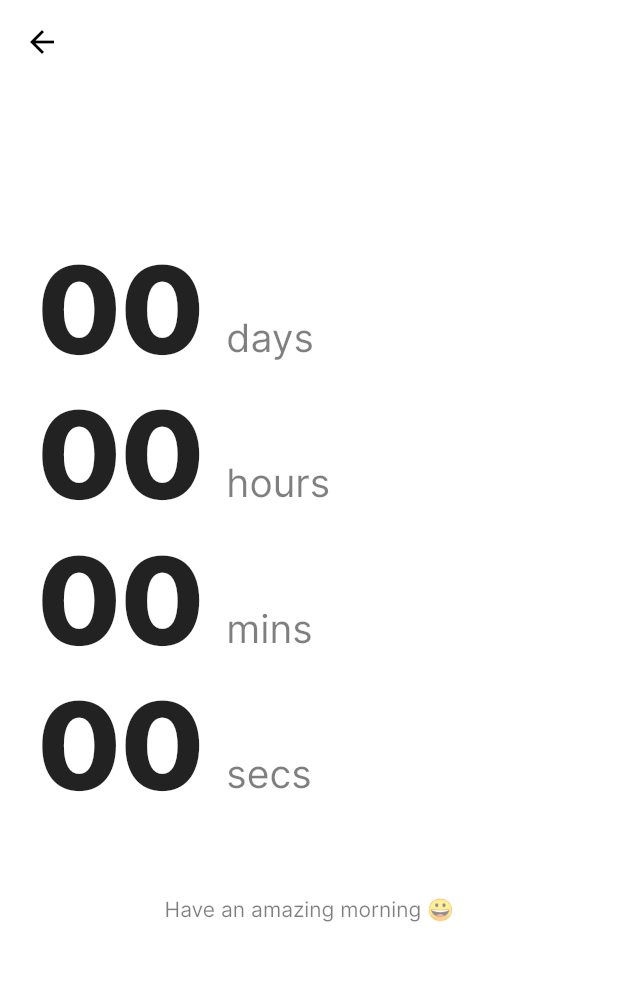
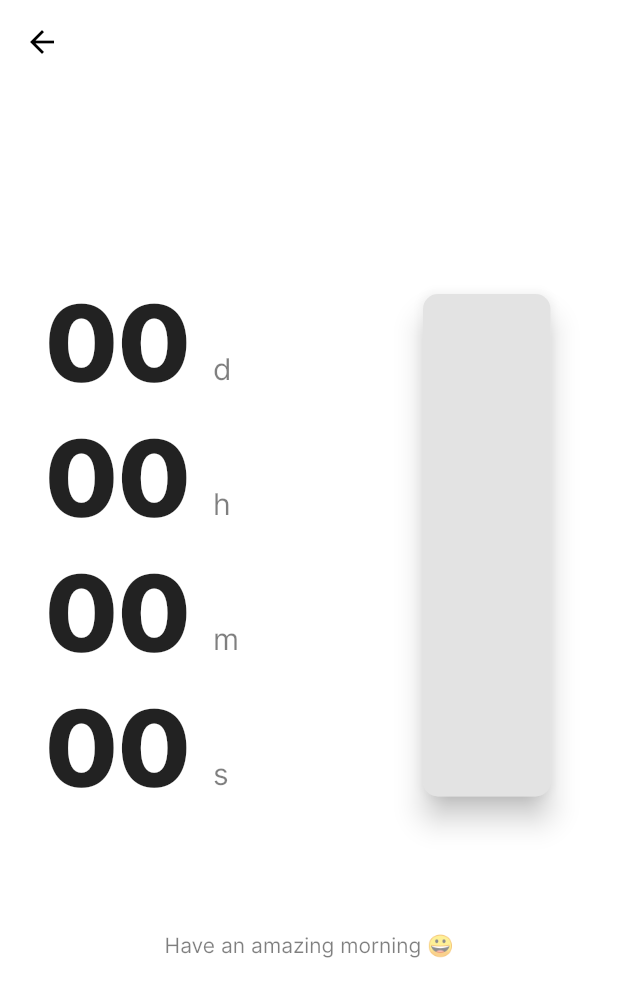
Before and after one commit to richardrobinson0924/Hourglass, a Flutter app: the EventPage screen opened directly with empty values, on a phone screen of 412 x 824 dp. Shown: the top 997 px of the screen. Run offline on Flutter 3.47's test engine with Material 2 defaults, Android fonts, the phone set to English and light mode, and no system bars; our stand-ins replace confetti, datetime_picker_formfield, flutter_local_notifications, shared_preferences; missing offline and left inert: aeyrium_sensor, morpheus; accounts and stored records are empty; network calls fail.

Commit message:
redesigned event page

```diff
--- a/lib/event_page.dart
+++ b/lib/event_page.dart
@@ -1,14 +1,12 @@
 import 'dart:async';
-import 'dart:convert';
 import 'dart:math';
 import 'dart:ui';
 
 import 'package:confetti/confetti.dart';
-import 'package:countdown/fillable_container.dart';
 import 'package:countdown/fluid_view.dart';
+import 'package:flutter/cupertino.dart';
 import 'package:flutter/material.dart';
 import 'package:aeyrium_sensor/aeyrium_sensor.dart';
-import 'package:flutter/physics.dart';
 
 import 'model.dart';
 
@@ -77,7 +75,7 @@ class _EventPageState extends State<EventPage> {
               style: TextStyle(
                   fontFamily: configuration.fontFamily,
                   fontWeight: FontWeight.w700,
-                  fontSize: configuration.shouldUseAltFont ? 60.0 : 80.0,
+                  fontSize: configuration.shouldUseAltFont ? 40.0 : 70.0,
                   fontFeatures: [
                     FontFeature.tabularFigures(),
                     FontFeature.stylisticSet(1)
@@ -86,7 +84,7 @@ class _EventPageState extends State<EventPage> {
           Text(label,
               style: TextStyle(
                   fontFamily: configuration.fontFamily,
-                  fontSize: 26.0,
+                  fontSize: 20.0,
                   color: Theme.of(context)
                       .textTheme
                       .body1
@@ -102,33 +100,28 @@ class _EventPageState extends State<EventPage> {
     var textTheme = Theme.of(context).textTheme;
     var timeRemaining = event.timeRemaining;
 
+    double durationOf(DateTime t) =>
+        t.difference(event.start).inSeconds.toDouble();
+
+    Padding pad(double padding) =>
+        Padding(padding: EdgeInsets.only(top: padding));
+
     final fluidView = FluidView(
         angle: roll,
         color: event.color,
-        progress: Ratio(
-                part: DateTime.now().difference(event.start),
-                total: event.end.difference(event.start))
-            .map((t) => max(t.inSeconds.toDouble(), 0.0)));
+        radius: Radius.circular(10.0),
+        progress: min(1.0, durationOf(DateTime.now()) / durationOf(event.end)));
 
     final text = Column(
       mainAxisAlignment: MainAxisAlignment.start,
       children: <Widget>[
-        Spacer(flex: 3),
-        makeTimePart(timeRemaining.days, 'days'),
-        makeTimePart(timeRemaining.hours, 'hours'),
-        makeTimePart(timeRemaining.minutes, 'mins'),
-        makeTimePart(timeRemaining.seconds, 'secs'),
-        Spacer(flex: 1),
-        Center(
-            child: Text(
-          Global().quote.toString(),
-          textAlign: TextAlign.center,
-          style: TextStyle(
-              fontSize: 14.0,
-              color: textTheme.body1.color.withOpacity(0.5),
-              fontFamily: configuration.fontFamily),
-        )),
-        Spacer(flex: 4)
+        makeTimePart(timeRemaining.days, 'd'),
+        pad(5.0),
+        makeTimePart(timeRemaining.hours, 'h'),
+        pad(5.0),
+        makeTimePart(timeRemaining.minutes, 'm'),
+        pad(5.0),
+        makeTimePart(timeRemaining.seconds, 's'),
       ],
     );
 
@@ -157,10 +150,55 @@ class _EventPageState extends State<EventPage> {
         body: Stack(
       children: <Widget>[
         Container(color: Theme.of(context).backgroundColor),
-        Align(alignment: Alignment.bottomCenter, child: fluidView),
-        Container(
-          padding: EdgeInsets.only(left: 10.0, right: 10.0),
-          child: text,
+        Center(
+          child: Column(
+            mainAxisAlignment: MainAxisAlignment.center,
+            crossAxisAlignment: CrossAxisAlignment.center,
+            children: <Widget>[
+              Row(
+                crossAxisAlignment: CrossAxisAlignment.center,
+                mainAxisAlignment: MainAxisAlignment.center,
+                children: <Widget>[
+                  Padding(
+                    padding: EdgeInsets.only(left: 15.0),
+                  ),
+                  Expanded(
+                    child: text,
+                  ),
+                  Container(
+                      height: 335.0,
+                      width: 85.0,
+                      child: Material(
+                        borderRadius: BorderRadius.circular(10.0),
+                        elevation: 8.0,
+                        child: DecoratedBox(
+                            child: fluidView,
+                            decoration: BoxDecoration(
+                                color: event.color.withOpacity(0.25),
+                                borderRadius: BorderRadius.circular(10.0))),
+                      )),
+                  Padding(
+                    padding: EdgeInsets.only(right: 45.0),
+                  )
+                ],
+              ),
+              Padding(
+                padding: EdgeInsets.only(top: 80.0),
+              ),
+              Center(
+                  child: Container(
+                padding: EdgeInsets.symmetric(horizontal: 15.0),
+                child: Text(
+                  Global().quote.toString(),
+                  textAlign: TextAlign.center,
+                  style: TextStyle(
+                      fontSize: 14.0,
+                      color: textTheme.body1.color.withOpacity(0.5),
+                      fontFamily: configuration.fontFamily),
+                ),
+              )),
+            ],
+          ),
         ),
         Align(alignment: Alignment.topCenter, child: confetti),
         Positioned(top: 0.0, left: 0.0, right: 0.0, child: appBar)
--- a/lib/fluid_view.dart
+++ b/lib/fluid_view.dart
@@ -2,39 +2,6 @@ import 'dart:math';
 import 'dart:ui';
 
 import 'package:flutter/material.dart';
-
-/// A generic Ratio class for quantifying a relationship between two Units
-/// For consistency, `part` must be quantifiable and less than `total`. More
-/// formally, `part.compareTo(total) < 0` must evaluate to true.
-class Ratio<Quantity extends Comparable<Quantity>> {
-  final Quantity part, total;
-
-  Ratio({@required this.part, @required this.total})
-      : assert(part != null),
-        assert(total != null),
-        assert(part.compareTo(total) <= 0);
-
-  /// Maps this Ratio to a Ratio of a possibly different type
-  Ratio<R> map<R extends Comparable<R>>(R Function(Quantity) mapping) =>
-      Ratio(part: mapping(part), total: mapping(total));
-
-  @override
-  String toString() => 'Ratio{${part.toString()} : ${total.toString()}}';
-
-  @override
-  bool operator ==(other) {
-    if (identical(this, other)) {
-      return true;
-    }
-
-    return other is Ratio<Quantity> &&
-        part == other.part &&
-        total == other.total;
-  }
-
-  @override
-  int get hashCode => part.hashCode + 37 * total.hashCode;
-}
 
 class Polygon {
   final List<Point<double>> vertices;
@@ -68,27 +35,37 @@ class Polygon {
 
 class _FluidViewPainter extends CustomPainter {
   final double angle;
-  final Ratio<num> progress;
+
+  /// [0.0, 1.0]
+  final double progress;
   final Color color;
+  final Radius radius;
 
   _FluidViewPainter(
-      {@required this.angle, @required this.progress, @required this.color})
-      : assert(color != null && progress != null);
+      {@required this.angle,
+      @required this.progress,
+      @required this.color,
+      @required this.radius})
+      : assert(color != null && progress != null),
+        assert(progress >= 0.0 && progress <= 1.0);
 
   @override
   void paint(Canvas canvas, Size size) {
-    final fluidHeight = (progress.part / progress.total) * size.height;
+    final fluidHeight = progress * size.height;
 
     final paint = Paint()
       ..color = color
       ..style = PaintingStyle.fill;
 
     final polygon = Polygon([
-      Point(0.0, size.height),
-      Point(size.width, size.height),
-      Point(size.width, fluidHeight * angle + fluidHeight),
-      Point(0, fluidHeight * angle * -1 + fluidHeight)
+      Point(0.0, size.height), // bottom left
+      Point(size.width, size.height), // bottom right
+      Point(size.width, fluidHeight * angle + fluidHeight), // top right
+      Point(0, fluidHeight * angle * -1 + fluidHeight) // top left
     ]);
+
+    canvas.clipRRect(RRect.fromRectAndRadius(
+        Rect.fromLTWH(0.0, 0.0, size.width, size.height), radius));
 
     canvas.drawPath(polygon.path, paint);
   }
@@ -99,20 +76,41 @@ class _FluidViewPainter extends CustomPainter {
 }
 
 class FluidView extends StatelessWidget {
+  /// Optionally, the [angle] of the device's roll value may be provided for the view to tilt accordingly
   final double angle;
+
+  /// The color of the widget
   final Color color;
-  final Ratio<num> progress;
 
-  const FluidView(
+  /// The progress of how 'full' the widget is in the range `[0, 1]`
+  /// The minimum value `0` denotes the widget's height be the height of [size].
+  /// The maximum value `1` denotes the widget's height be 0.0
+  final double progress;
+
+  /// Optionally, the radius of the widget's corners can be specified.
+  final Radius radius;
+
+  /// The maximum possible size for the widget, with the height of the widget progressing from [size.height] down to `0.0`.
+  /// If `null`, the size of the [BuildContext] is used.
+  final Size size;
+
+  FluidView(
       {Key key,
-      @required this.angle,
       @required this.color,
-      @required this.progress})
-      : super(key: key);
+      @required this.progress,
+      this.angle = 0.0,
+      this.size,
+      this.radius = Radius.zero})
+      : assert(color != null),
+        assert(progress >= 0.0 && progress <= 1.0),
+        super(key: key);
 
   @override
   Widget build(BuildContext context) => CustomPaint(
-      size: MediaQuery.of(context).size,
-      painter:
-          _FluidViewPainter(angle: angle, progress: progress, color: color));
+      size: size ?? MediaQuery.of(context).size,
+      painter: _FluidViewPainter(
+          angle: angle,
+          progress: progress,
+          color: color,
+          radius: radius ?? Radius.zero));
 }
--- a/lib/main.dart
+++ b/lib/main.dart
@@ -70,13 +70,13 @@ class _MyHomePageState extends State<MyHomePage> with WidgetsBindingObserver {
     SharedPreferences.getInstance().then((prefs) {
       var raw = prefs.getString('hourglassModel');
       setState(() {
-        _model = Model.fromJson(raw == null ? null : json.decode(raw));
+        _model = raw == null ? Model.empty() : Model.fromJson(json.decode(raw));
         isLoading = false;
 
         assert(_model != null);
       });
 
-      print(raw);
+      print((json.decode(raw) as Map<String, dynamic>).toString());
     });
 
     _timer = Timer.periodic(Duration(seconds: 1), (_) => setState(() {}));
--- a/lib/model.dart
+++ b/lib/model.dart
@@ -8,21 +8,22 @@ class Model {
   final List<Event> events;
   final Configuration configuration;
 
+  Model.empty()
+      : configuration = Configuration(),
+        events = [];
+
   Model.fromJson(Map<String, dynamic> map)
-      : configuration = map == null
-            ? Configuration()
-            : Configuration.fromJson(map['configuration']),
-        events = map == null
-            ? []
-            : (map['events'] as List<dynamic>)
-                .map<Event>((rawJSON) => Event.fromJson(rawJSON))
-                .toList(); /* (map['events'] as List<dynamic>).map<Event>((e) => Event.fromJson(json.decode(e))).toList(); */
+      : assert(map != null),
+        configuration = Configuration.fromJson(map['configuration']),
+        events = (map['events'] as List<dynamic>)
+            .map<Event>((rawJSON) => Event.fromJson(rawJSON))
+            .toList();
 
   Map<String, dynamic> toJson() => {
         'configuration': configuration.toJson(),
         'events': events
             .map<dynamic>((event) => event.toJson())
-            .toList() /* events.map<String>((event) => json.encode(event.toJson())).toList() */
+            .toList()
       };
 
   int get numberOfEvents => events?.length ?? 0;
@@ -111,7 +112,6 @@ class Quote {
 
   String get _greeting {
     var hour = DateTime.now().hour;
-    print(hour.toString());
 
     if (hour >= 5 && hour < 12) return 'Have an amazing morning 😀';
     if (hour >= 12 && hour < 19) return 'Have a nice afternoon 🥳';
```
